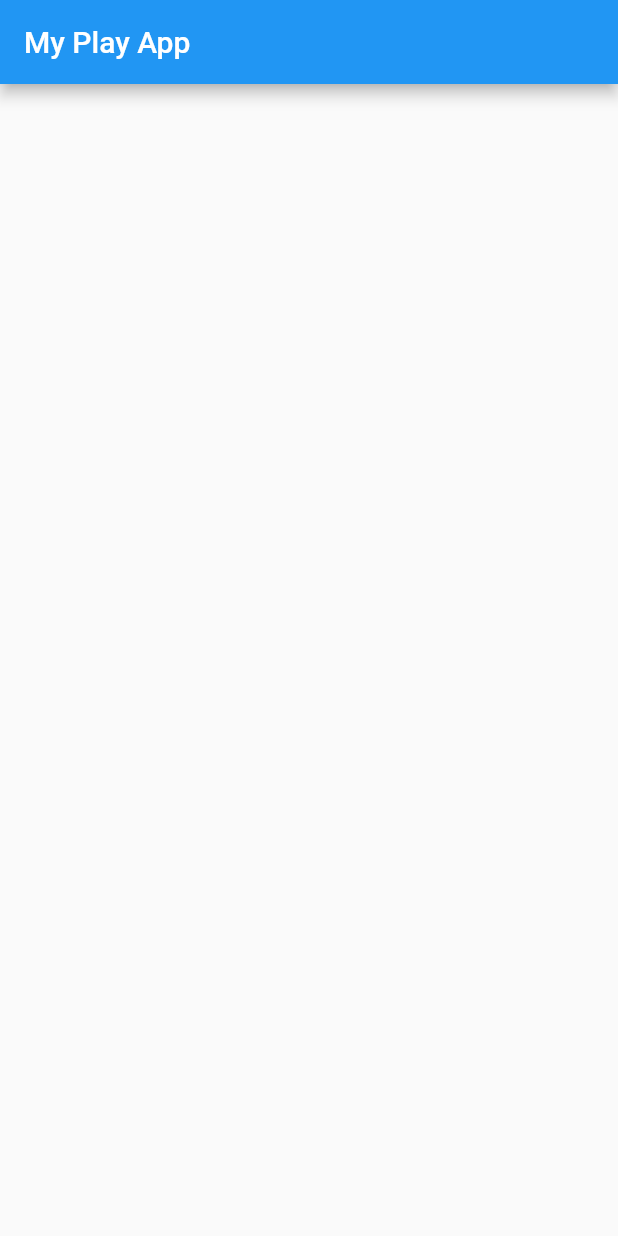
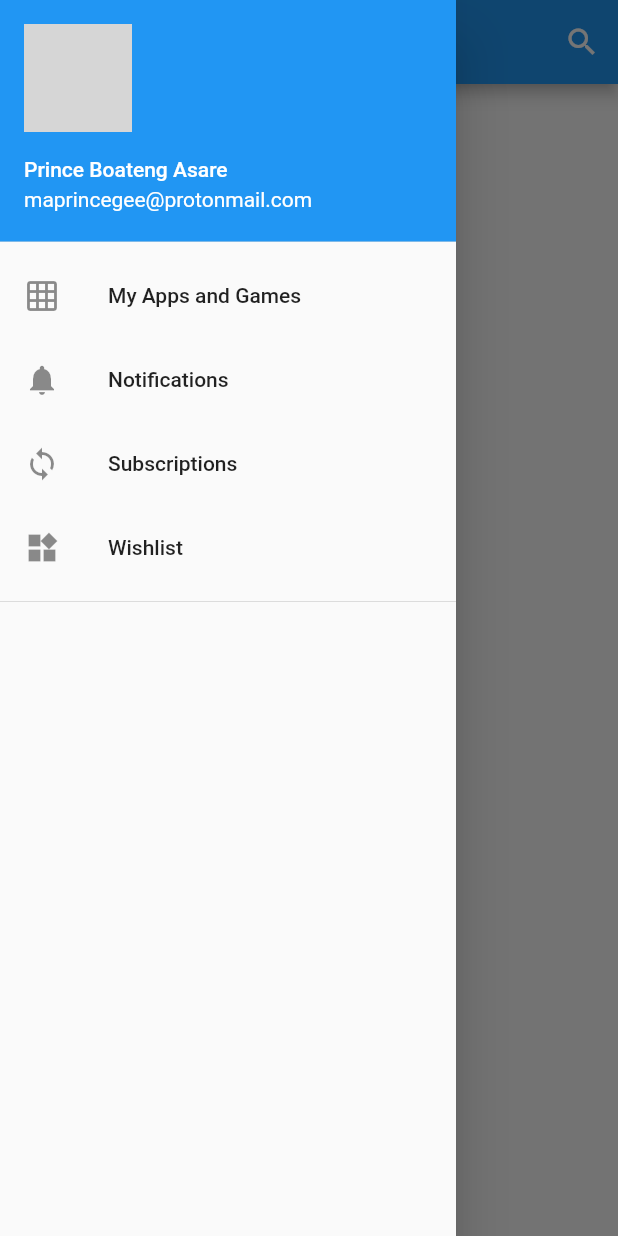
Before and after one commit to xdagee/my_play_app, a Flutter app: the screen it shows after launch, with the side drawer open (before the commit the screen has no drawer), on a phone screen of 412 x 824 dp. Run offline on Flutter 3.47's test engine with Material 2 defaults, Android fonts, the phone set to English and light mode, and no system bars; grey boxes are pictures that could not be loaded.

Commit message:
added navigation and pages

```diff
--- /dev/null
+++ b/lib/components/drawer.dart
@@ -0,0 +1,64 @@
+import 'package:flutter/material.dart';
+
+import 'package:my_play_app/pages/my_apps_and_games.dart';
+import 'package:my_play_app/pages/notifications.dart';
+import 'package:my_play_app/pages/subscriptions.dart';
+import 'package:my_play_app/pages/wishlist.dart';
+
+class MyAppDrawer extends StatelessWidget {
+  @override
+  Widget build(BuildContext context) {
+    return Drawer(
+      child: Column(
+        children: <Widget>[
+          UserAccountsDrawerHeader(
+            currentAccountPicture: Image.asset('images/profile_pic.jpg'),
+            accountName: Text('Prince Boateng Asare'),
+            accountEmail: Text('maprincegee@protonmail.com'),
+          ),
+          ListTile(
+            leading: Icon(Icons.grid_on),
+            title: Text('My Apps and Games'),
+            onTap: () {
+              Navigator.push(
+                context,
+                MaterialPageRoute(builder: (context) => MyAppsAndGames()),
+              );
+            },
+          ),
+          ListTile(
+            leading: Icon(Icons.notifications),
+            title: Text('Notifications'),
+            onTap: () {
+              Navigator.push(
+                context,
+                MaterialPageRoute(builder: (context) => Notifications()),
+              );
+            },
+          ),
+          ListTile(
+            leading: Icon(Icons.sync),
+            title: Text('Subscriptions'),
+            onTap: () {
+              Navigator.push(
+                context,
+                MaterialPageRoute(builder: (context) => Subscriptions()),
+              );
+            },
+          ),
+          ListTile(
+            leading: Icon(Icons.widgets),
+            title: Text('Wishlist'),
+            onTap: () {
+              Navigator.push(
+                context,
+                MaterialPageRoute(builder: (context) => Wishlist()),
+              );
+            },
+          ),
+          Divider(),
+        ],
+      ),
+    );
+  }
+}
--- a/lib/pages/home.dart
+++ b/lib/pages/home.dart
@@ -1,14 +1,26 @@
 import 'package:flutter/material.dart';
+import 'package:my_play_app/components/drawer.dart';
 
 class MyHomePage extends StatelessWidget {
   @override
   Widget build(BuildContext context) {
     return Scaffold(
       appBar: AppBar(
-        title: Text(
-          'My Play App'
-        ),
+        title: Text('My Play App'),
+        actions: <Widget>[
+          IconButton(
+            icon: Icon(
+              Icons.search,
+              semanticLabel: 'Search',
+            ),
+            onPressed: () {
+              print('the search button is pressed!');
+            },
+          ),
+        ],
       ),
+      body: Scaffold(),
+      drawer: MyAppDrawer(),
     );
   }
 }
--- /dev/null
+++ b/lib/pages/my_apps_and_games.dart
@@ -0,0 +1,15 @@
+import 'package:flutter/material.dart';
+import 'package:my_play_app/components/drawer.dart';
+
+class MyAppsAndGames extends StatelessWidget {
+  @override
+  Widget build(BuildContext context) {
+    return Scaffold(
+      appBar: AppBar(
+        title: Text('My Apps and Games'),
+      ),
+      body: Center(child: Text('add things in the apps and games list')),
+      drawer: MyAppDrawer(),
+    );
+  }
+}
--- /dev/null
+++ b/lib/pages/notifications.dart
@@ -0,0 +1,16 @@
+import 'package:flutter/material.dart';
+
+import 'package:my_play_app/components/drawer.dart';
+
+class Notifications extends StatelessWidget {
+  @override
+  Widget build(BuildContext context) {
+    return Scaffold(
+      appBar: AppBar(
+        title: Text('Notifications'),
+      ),
+      body: Center(child: Text('add things in the notification list')),
+      drawer: MyAppDrawer(),
+    );
+  }
+}
--- /dev/null
+++ b/lib/pages/subscriptions.dart
@@ -0,0 +1,16 @@
+import 'package:flutter/material.dart';
+
+import 'package:my_play_app/components/drawer.dart';
+
+class Subscriptions extends StatelessWidget {
+  @override
+  Widget build(BuildContext context) {
+    return Scaffold(
+      appBar: AppBar(
+        title: Text('Subscriptions'),
+      ),
+      body: Center(child: Text('add things in the subscriptions list')),
+      drawer: MyAppDrawer(),
+    );
+  }
+}
--- /dev/null
+++ b/lib/pages/wishlist.dart
@@ -0,0 +1,16 @@
+import 'package:flutter/material.dart';
+
+import 'package:my_play_app/components/drawer.dart';
+
+class Wishlist extends StatelessWidget {
+  @override
+  Widget build(BuildContext context) {
+    return Scaffold(
+      appBar: AppBar(
+        title: Text('Wishlist'),
+      ),
+      body: Center(child: Text('add things in the wishlist')),
+      drawer: MyAppDrawer(),
+    );
+  }
+}
--- a/pubspec.yaml
+++ b/pubspec.yaml
@@ -41,8 +41,8 @@ flutter:
   uses-material-design: true
 
   # To add assets to your application, add an assets section, like this:
-  # assets:
-  #  - images/a_dot_burr.jpeg
+  assets:
+   - images/
   #  - images/a_dot_ham.jpeg
 
   # An image asset can refer to one or more resolution-specific "variants", see
```
